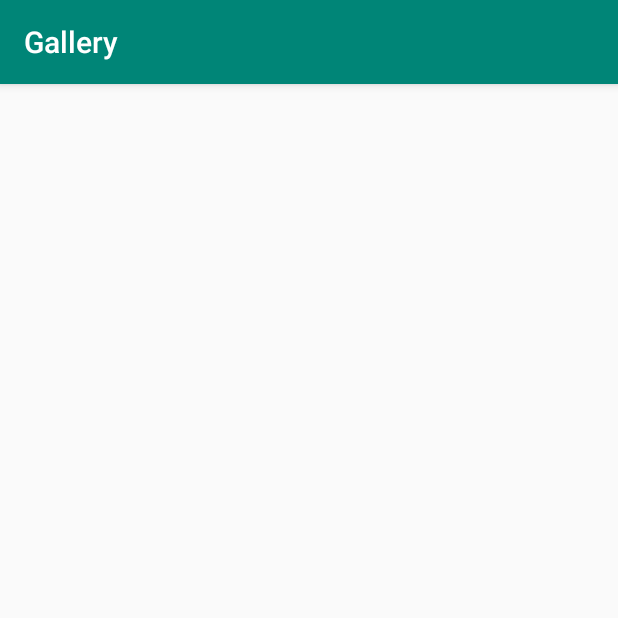
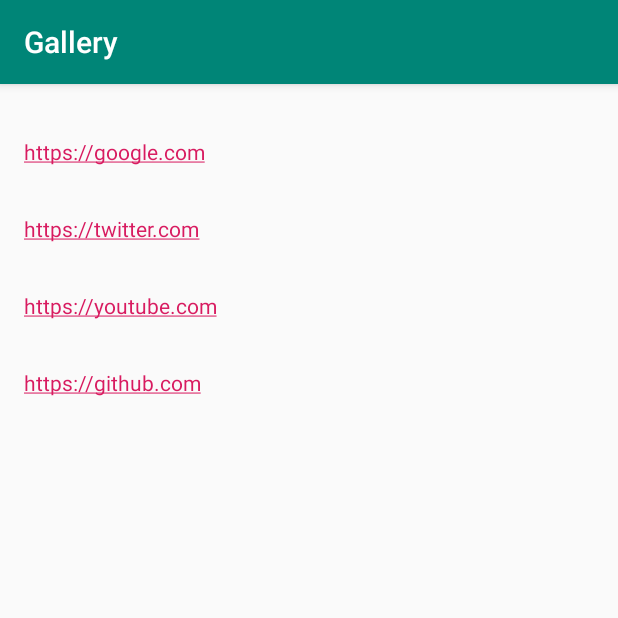
Before and after one commit to memostark/LocalGallery, an Android app: the FilesListFragment screen opened through its navigation route, on a phone screen of 412 x 824 dp, the top half of it. Run offline under Robolectric (Android 15) with nearby library versions, the phone set to English and light mode, and no system bars; our stand-ins replace RxJava.

Commit message:
Created file list layout with dummy data.

```diff
--- /dev/null
+++ b/app/src/main/java/com/guillermonegrete/gallery/files/FilesAdapter.kt
@@ -0,0 +1,34 @@
+package com.guillermonegrete.gallery.files
+
+import android.view.LayoutInflater
+import android.view.View
+import android.view.ViewGroup
+import android.widget.TextView
+import androidx.recyclerview.widget.RecyclerView
+import com.guillermonegrete.gallery.R
+
+class FilesAdapter(private val files: List<String>): RecyclerView.Adapter<FilesAdapter.ViewHolder>() {
+
+    override fun onCreateViewHolder(parent: ViewGroup, viewType: Int): ViewHolder {
+        val item = LayoutInflater.from(parent.context).inflate(R.layout.file_item, parent, false)
+        return ViewHolder(item)
+    }
+
+    override fun getItemCount() = files.size
+
+    override fun onBindViewHolder(holder: ViewHolder, position: Int) {
+        val item = files[position]
+        holder.bind(item)
+    }
+
+    class ViewHolder(
+        item: View
+    ): RecyclerView.ViewHolder(item){
+
+        private val name: TextView = itemView.findViewById(R.id.name_text)
+
+        fun bind(item: String){
+            name.text = item
+        }
+    }
+}
--- a/app/src/main/java/com/guillermonegrete/gallery/files/FilesListFragment.kt
+++ b/app/src/main/java/com/guillermonegrete/gallery/files/FilesListFragment.kt
@@ -6,9 +6,13 @@ import android.view.View
 import android.view.ViewGroup
 import android.widget.TextView
 import androidx.fragment.app.Fragment
+import androidx.recyclerview.widget.LinearLayoutManager
+import androidx.recyclerview.widget.RecyclerView
 import com.guillermonegrete.gallery.R
 
 class FilesListFragment: Fragment() {
+
+    private lateinit var filesList: RecyclerView
 
     override fun onCreateView(
         inflater: LayoutInflater,
@@ -20,6 +24,16 @@ class FilesListFragment: Fragment() {
         val folderName: TextView = root.findViewById(R.id.folder_name_text)
         folderName.text = arguments?.getString(FOLDER_KEY) ?: ""
 
+        filesList = root.findViewById(R.id.files_list)
+        val adapter = FilesAdapter(listOf(
+            "https://google.com",
+            "https://twitter.com",
+            "https://youtube.com",
+            "https://github.com"
+        ))
+        filesList.adapter = adapter
+        filesList.layoutManager = LinearLayoutManager(context)
+
         return root
     }
 
--- /dev/null
+++ b/app/src/main/res/layout/file_item.xml
@@ -0,0 +1,15 @@
+<?xml version="1.0" encoding="utf-8"?>
+<LinearLayout xmlns:android="http://schemas.android.com/apk/res/android"
+    xmlns:tools="http://schemas.android.com/tools"
+    android:orientation="vertical"
+    android:layout_width="match_parent"
+    android:layout_height="wrap_content"
+    android:padding="16dp">
+    <TextView
+        android:id="@+id/name_text"
+        android:layout_width="match_parent"
+        android:layout_height="match_parent"
+        android:autoLink="web"
+        tools:text="Link"/>
+
+</LinearLayout>
--- a/app/src/main/res/layout/fragment_files_list.xml
+++ b/app/src/main/res/layout/fragment_files_list.xml
@@ -5,27 +5,29 @@
     android:orientation="vertical" android:layout_width="match_parent"
     android:layout_height="match_parent">
 
-    <TextView
-        android:id="@+id/folder_name_text"
-        android:layout_width="wrap_content"
-        android:layout_height="wrap_content"
-        android:layout_marginTop="16dp"
-        app:layout_constraintEnd_toEndOf="parent"
-        app:layout_constraintStart_toStartOf="parent"
-        app:layout_constraintTop_toTopOf="parent"
-        tools:text="Folder contents"/>
-
-    <androidx.recyclerview.widget.RecyclerView
-        android:layout_width="0dp"
-        android:layout_height="0dp"
-        android:layout_marginStart="16dp"
-        android:layout_marginLeft="16dp"
-        android:layout_marginTop="24dp"
-        android:layout_marginEnd="16dp"
-        android:layout_marginRight="16dp"
+    <LinearLayout
+        android:id="@+id/files_linear_layout"
+        android:layout_width="match_parent"
+        android:layout_height="match_parent"
+        android:orientation="vertical"
         app:layout_constraintBottom_toBottomOf="parent"
         app:layout_constraintEnd_toEndOf="parent"
         app:layout_constraintStart_toStartOf="parent"
-        app:layout_constraintTop_toBottomOf="@+id/folder_name_text"
-        tools:itemCount="10"/>
+        app:layout_constraintTop_toTopOf="parent">
+
+        <TextView
+            android:id="@+id/folder_name_text"
+            android:layout_width="wrap_content"
+            android:layout_height="wrap_content"
+            tools:text="Folder contents"
+            android:layout_gravity="center"/>
+
+        <androidx.recyclerview.widget.RecyclerView
+            android:id="@+id/files_list"
+            android:layout_width="match_parent"
+            android:layout_height="match_parent"
+            tools:listitem="@layout/file_item"
+            tools:itemCount="10"/>
+
+    </LinearLayout>
 </androidx.constraintlayout.widget.ConstraintLayout>
```
